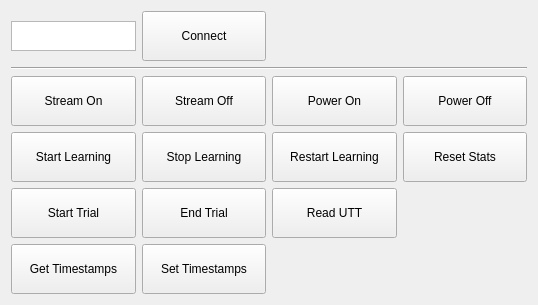
DephyInc/plan_network_interface, file mainwindow.ui: the form before one commit.
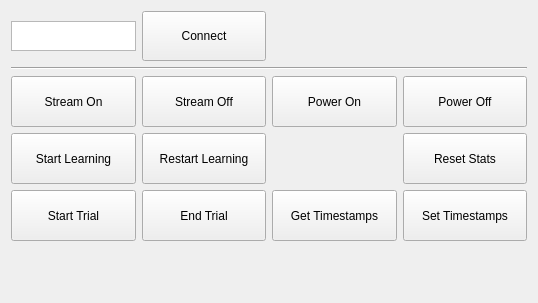
The form after the commit.

Commit message:
adjusting buttons to updated configuration
updating buttons

updating buttons

Patch:
```diff
--- a/mainwindow.ui
+++ b/mainwindow.ui
@@ -173,44 +173,6 @@
         </property>
        </widget>
       </item>
-      <item row="3" column="1">
-       <widget class="QPushButton" name="stopLearningPushButton">
-        <property name="sizePolicy">
-         <sizepolicy hsizetype="MinimumExpanding" vsizetype="Expanding">
-          <horstretch>0</horstretch>
-          <verstretch>0</verstretch>
-         </sizepolicy>
-        </property>
-        <property name="minimumSize">
-         <size>
-          <width>100</width>
-          <height>50</height>
-         </size>
-        </property>
-        <property name="text">
-         <string>Stop Learning</string>
-        </property>
-       </widget>
-      </item>
-      <item row="3" column="2">
-       <widget class="QPushButton" name="restartLearningPushButton">
-        <property name="sizePolicy">
-         <sizepolicy hsizetype="MinimumExpanding" vsizetype="MinimumExpanding">
-          <horstretch>0</horstretch>
-          <verstretch>0</verstretch>
-         </sizepolicy>
-        </property>
-        <property name="minimumSize">
-         <size>
-          <width>100</width>
-          <height>50</height>
-         </size>
-        </property>
-        <property name="text">
-         <string>Restart Learning</string>
-        </property>
-       </widget>
-      </item>
       <item row="4" column="0">
        <widget class="QPushButton" name="startTrialPushButton">
         <property name="sizePolicy">
@@ -249,44 +211,6 @@
         </property>
        </widget>
       </item>
-      <item row="5" column="0">
-       <widget class="QPushButton" name="getTimestampsPushButton">
-        <property name="sizePolicy">
-         <sizepolicy hsizetype="MinimumExpanding" vsizetype="MinimumExpanding">
-          <horstretch>0</horstretch>
-          <verstretch>0</verstretch>
-         </sizepolicy>
-        </property>
-        <property name="minimumSize">
-         <size>
-          <width>100</width>
-          <height>50</height>
-         </size>
-        </property>
-        <property name="text">
-         <string>Get Timestamps</string>
-        </property>
-       </widget>
-      </item>
-      <item row="5" column="1">
-       <widget class="QPushButton" name="setTimestampsPushButton">
-        <property name="sizePolicy">
-         <sizepolicy hsizetype="MinimumExpanding" vsizetype="MinimumExpanding">
-          <horstretch>0</horstretch>
-          <verstretch>0</verstretch>
-         </sizepolicy>
-        </property>
-        <property name="minimumSize">
-         <size>
-          <width>100</width>
-          <height>50</height>
-         </size>
-        </property>
-        <property name="text">
-         <string>Set Timestamps</string>
-        </property>
-       </widget>
-      </item>
       <item row="3" column="3">
        <widget class="QPushButton" name="resetStatsPushButton">
         <property name="sizePolicy">
@@ -306,8 +230,46 @@
         </property>
        </widget>
       </item>
+      <item row="3" column="1">
+       <widget class="QPushButton" name="restartLearningPushButton">
+        <property name="sizePolicy">
+         <sizepolicy hsizetype="MinimumExpanding" vsizetype="MinimumExpanding">
+          <horstretch>0</horstretch>
+          <verstretch>0</verstretch>
+         </sizepolicy>
+        </property>
+        <property name="minimumSize">
+         <size>
+          <width>100</width>
+          <height>50</height>
+         </size>
+        </property>
+        <property name="text">
+         <string>Restart Learning</string>
+        </property>
+       </widget>
+      </item>
+      <item row="4" column="3">
+       <widget class="QPushButton" name="setTimestampsPushButton">
+        <property name="sizePolicy">
+         <sizepolicy hsizetype="MinimumExpanding" vsizetype="MinimumExpanding">
+          <horstretch>0</horstretch>
+          <verstretch>0</verstretch>
+         </sizepolicy>
+        </property>
+        <property name="minimumSize">
+         <size>
+          <width>100</width>
+          <height>50</height>
+         </size>
+        </property>
+        <property name="text">
+         <string>Set Timestamps</string>
+        </property>
+       </widget>
+      </item>
       <item row="4" column="2">
-       <widget class="QPushButton" name="readUttPushButton">
+       <widget class="QPushButton" name="getTimestampsPushButton">
         <property name="sizePolicy">
          <sizepolicy hsizetype="MinimumExpanding" vsizetype="MinimumExpanding">
           <horstretch>0</horstretch>
@@ -321,7 +283,7 @@
          </size>
         </property>
         <property name="text">
-         <string>Read UTT</string>
+         <string>Get Timestamps</string>
         </property>
        </widget>
       </item>
```
The commit also changes 5 other files.
